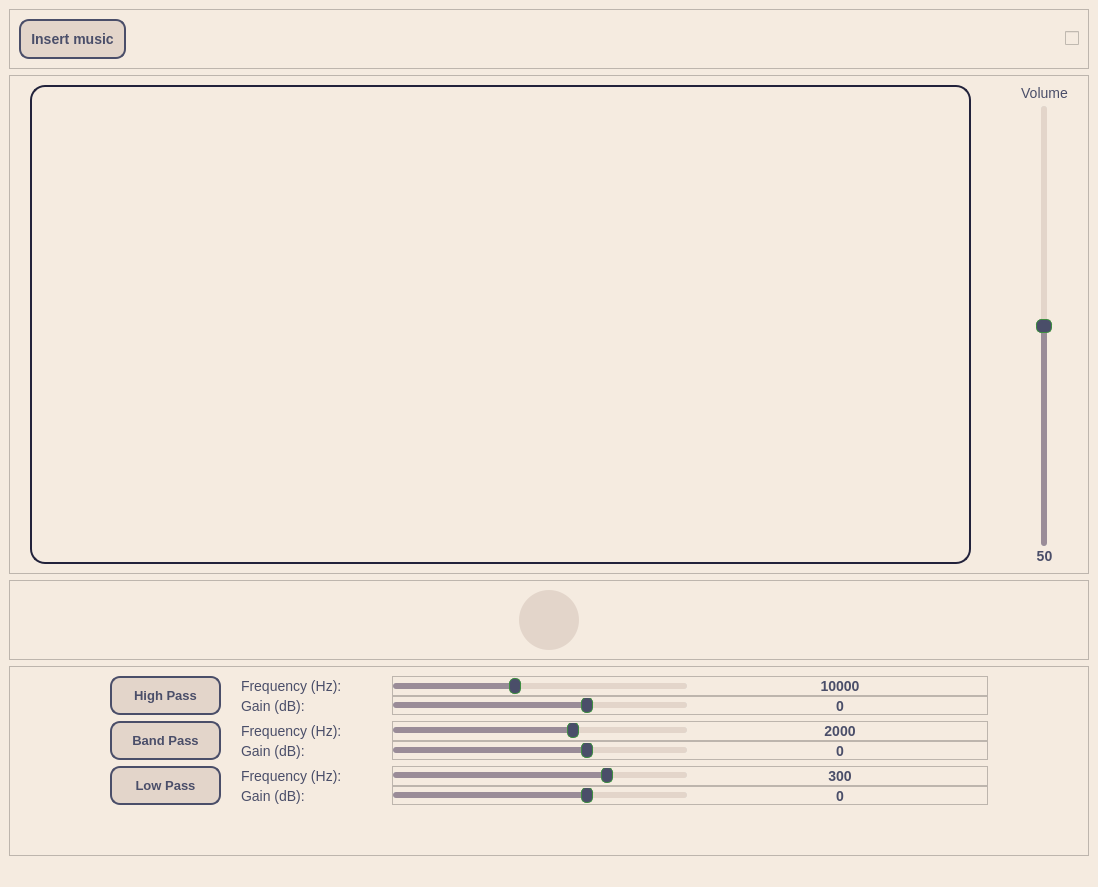
Old version of the form GUI.ui in the repository hoangm960/eq-hand.
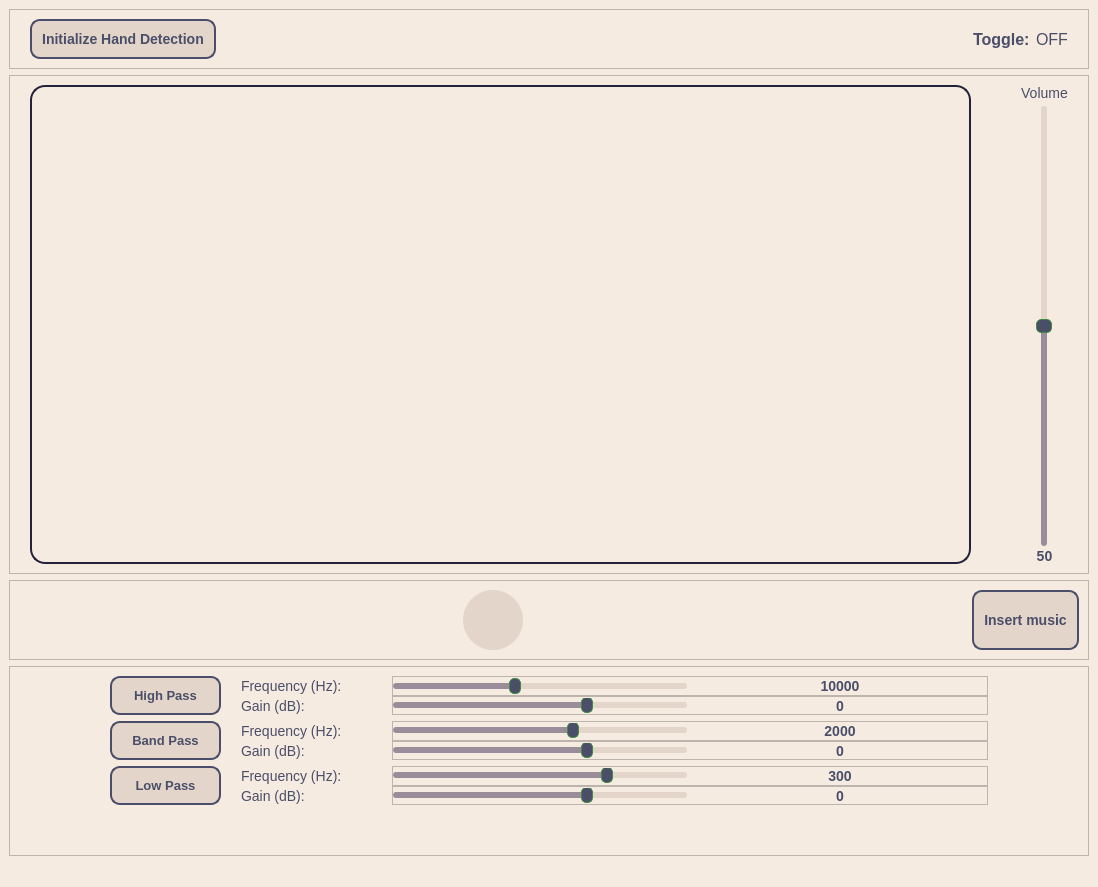
New version of the form. Icons and pictures are not drawn.

Commit message: add initialize hand detection

The edit to the form file:
```diff
--- a/GUI.ui
+++ b/GUI.ui
@@ -56,26 +56,16 @@
        <enum>QFrame::Raised</enum>
       </property>
       <layout class="QHBoxLayout" name="horizontalLayout_5">
+       <property name="leftMargin">
+        <number>20</number>
+       </property>
+       <property name="rightMargin">
+        <number>20</number>
+       </property>
        <item>
-        <widget class="QPushButton" name="insertButton">
-         <property name="sizePolicy">
-          <sizepolicy hsizetype="Preferred" vsizetype="Preferred">
-           <horstretch>0</horstretch>
-           <verstretch>0</verstretch>
-          </sizepolicy>
-         </property>
-         <property name="font">
-          <font>
-           <pointsize>-1</pointsize>
-           <weight>75</weight>
-           <bold>true</bold>
-          </font>
-         </property>
-         <property name="styleSheet">
-          <string notr="true"/>
-         </property>
+        <widget class="QPushButton" name="initialize_button">
          <property name="text">
-          <string>Insert music</string>
+          <string>Initialize Hand Detection</string>
          </property>
         </widget>
        </item>
@@ -93,9 +83,37 @@
         </spacer>
        </item>
        <item>
-        <widget class="QCheckBox" name="active_checkbox">
+        <widget class="QLabel" name="label">
+         <property name="font">
+          <font>
+           <pointsize>12</pointsize>
+           <weight>75</weight>
+           <bold>true</bold>
+          </font>
+         </property>
+         <property name="styleSheet">
+          <string notr="true">color: #4A4E69</string>
+         </property>
          <property name="text">
-          <string/>
+          <string>Toggle:</string>
+         </property>
+        </widget>
+       </item>
+       <item>
+        <widget class="QLabel" name="activated_label">
+         <property name="font">
+          <font>
+           <pointsize>12</pointsize>
+          </font>
+         </property>
+         <property name="styleSheet">
+          <string notr="true">color: #4A4E69</string>
+         </property>
+         <property name="text">
+          <string>OFF</string>
+         </property>
+         <property name="alignment">
+          <set>Qt::AlignRight|Qt::AlignTrailing|Qt::AlignVCenter</set>
          </property>
         </widget>
        </item>
@@ -351,6 +369,29 @@
          </property>
         </spacer>
        </item>
+       <item>
+        <widget class="QPushButton" name="insertButton">
+         <property name="sizePolicy">
+          <sizepolicy hsizetype="Preferred" vsizetype="Preferred">
+           <horstretch>0</horstretch>
+           <verstretch>0</verstretch>
+          </sizepolicy>
+         </property>
+         <property name="font">
+          <font>
+           <pointsize>-1</pointsize>
+           <weight>75</weight>
+           <bold>true</bold>
+          </font>
+         </property>
+         <property name="styleSheet">
+          <string notr="true"/>
+         </property>
+         <property name="text">
+          <string>Insert music</string>
+         </property>
+        </widget>
+       </item>
       </layout>
      </widget>
     </item>
```
The commit also changes 2 other files.
